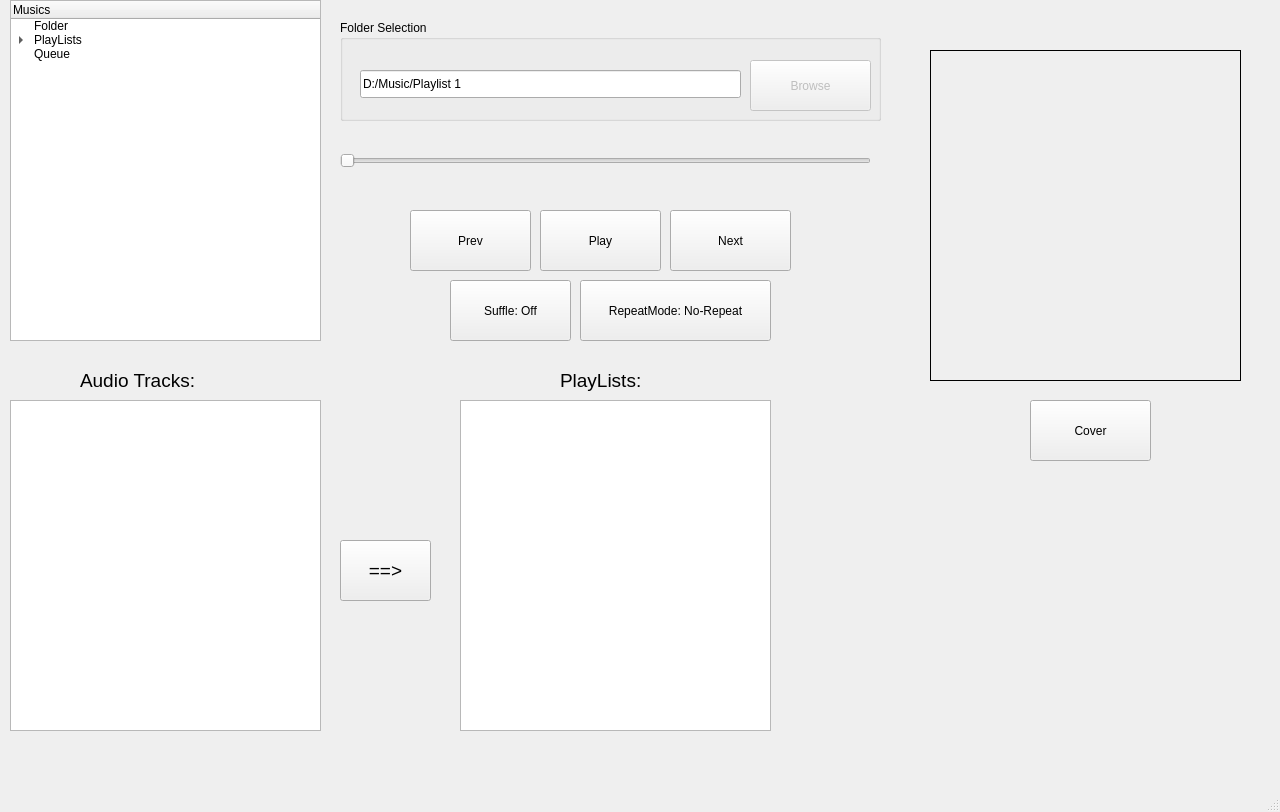
Old version of the form MusicRoom/musicroom.ui in the repository Mamad-MD/JukeBox-MusicPlayer-.
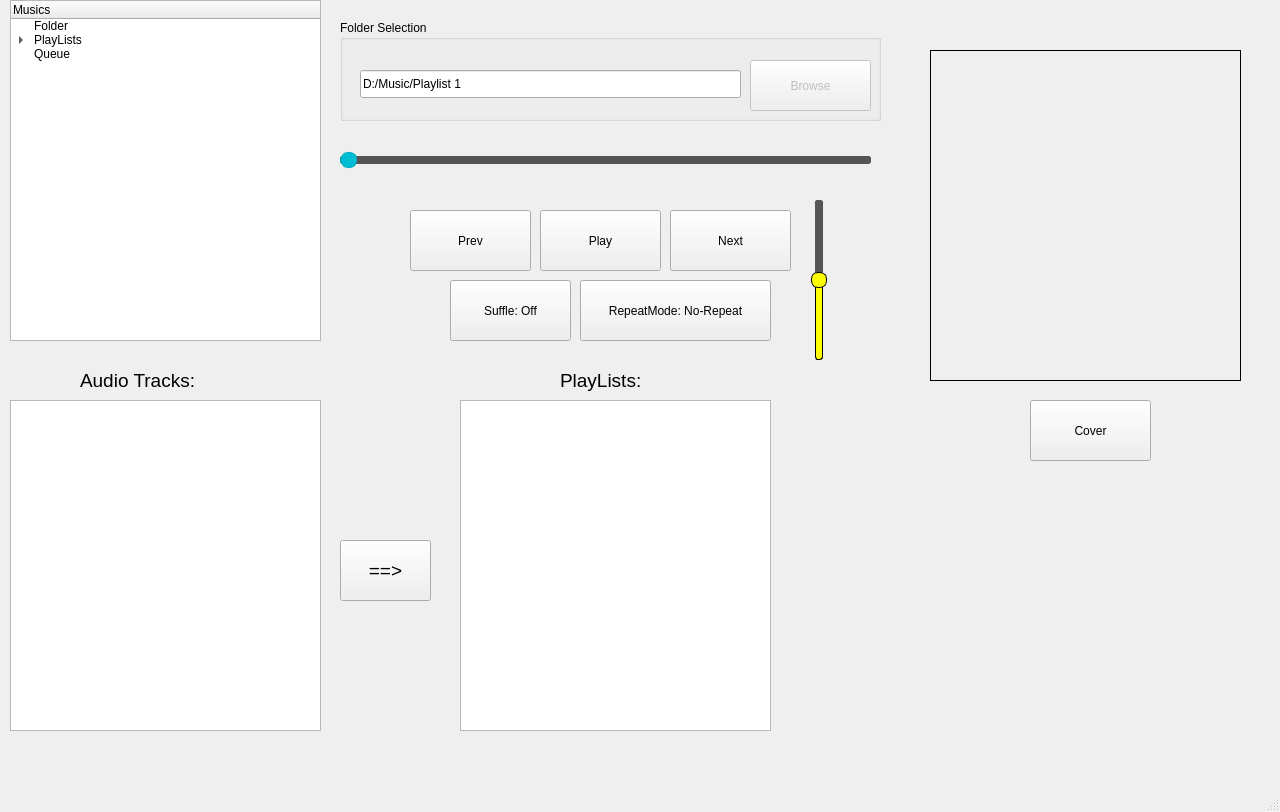
New version of the form.

Commit message: Added a Volume Slider. cool huh?

```diff
--- a/MusicRoom/musicroom.ui
+++ b/MusicRoom/musicroom.ui
@@ -208,6 +208,35 @@
       <height>41</height>
      </rect>
     </property>
+    <property name="styleSheet">
+     <string notr="true">QSlider::groove:horizontal {
+    border: 1px solid #444;
+    height: 6px;
+    background: #222;
+    margin: 0px;
+    border-radius: 3px;
+}
+
+QSlider::handle:horizontal {
+    background: #00bcd4;
+    border: 1px solid #00acc1;
+    width: 14px;
+    height: 14px;
+    margin: -5px 0; /* centers the handle */
+    border-radius: 7px;
+}
+
+QSlider::sub-page:horizontal {
+    background: #00acc1;
+    border-radius: 3px;
+}
+
+QSlider::add-page:horizontal {
+    background: #555;
+    border-radius: 3px;
+}
+</string>
+    </property>
     <property name="value">
      <number>0</number>
     </property>
@@ -309,6 +338,57 @@
      <string>Cover</string>
     </property>
    </widget>
+   <widget class="QSlider" name="Slider_Volume">
+    <property name="geometry">
+     <rect>
+      <x>810</x>
+      <y>200</y>
+      <width>18</width>
+      <height>160</height>
+     </rect>
+    </property>
+    <property name="styleSheet">
+     <string notr="true">QSlider::groove:vertical {
+    background: #222;
+    border: 1px solid #444;
+    width: 6px;
+    border-radius: 3px;
+    margin: 0px;
+}
+
+QSlider::handle:vertical {
+    background: yellow;
+    border: 1px solid black;
+    height: 14px;
+    width: 14px;
+    margin: 0 -5px; /* centers the handle horizontally */
+    border-radius: 7px;
+}
+
+QSlider::sub-page:vertical {
+    background: #555;
+    border-radius: 3px;
+}
+
+QSlider::add-page:vertical {
+    background: yellow;
+	border: 0.8px solid black;
+	border-radius: 3px;
+}</string>
+    </property>
+    <property name="minimum">
+     <number>0</number>
+    </property>
+    <property name="maximum">
+     <number>100</number>
+    </property>
+    <property name="value">
+     <number>50</number>
+    </property>
+    <property name="orientation">
+     <enum>Qt::Orientation::Vertical</enum>
+    </property>
+   </widget>
   </widget>
   <widget class="QMenuBar" name="menubar">
    <property name="geometry">
```
The commit also changes 3 other files.
